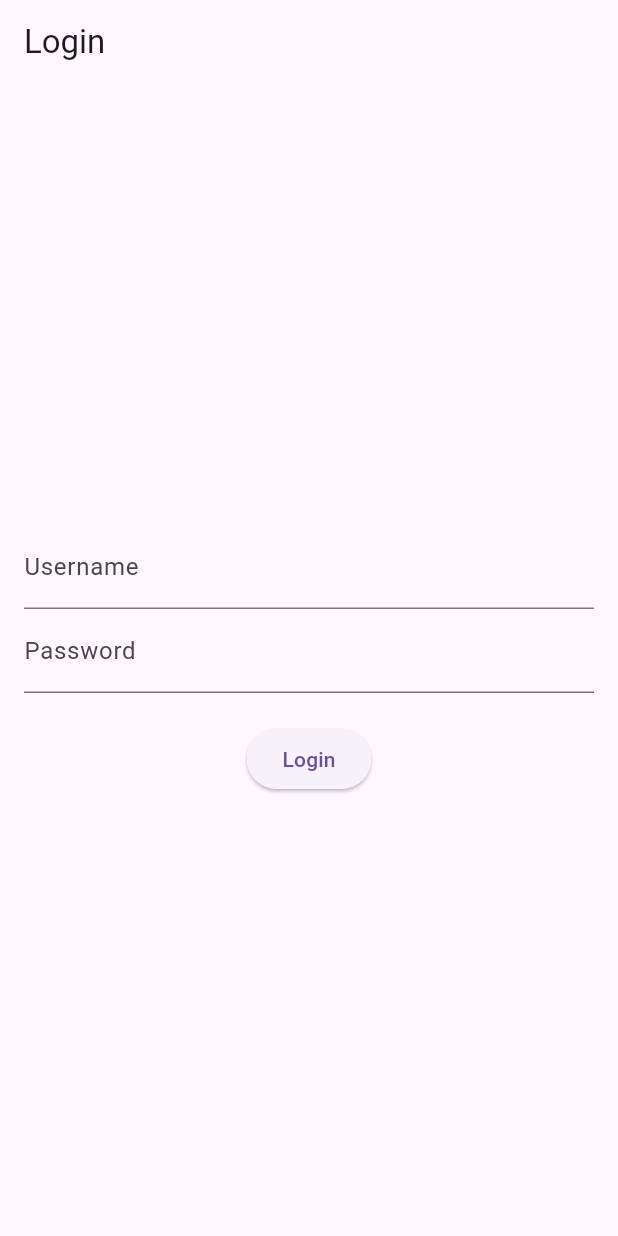
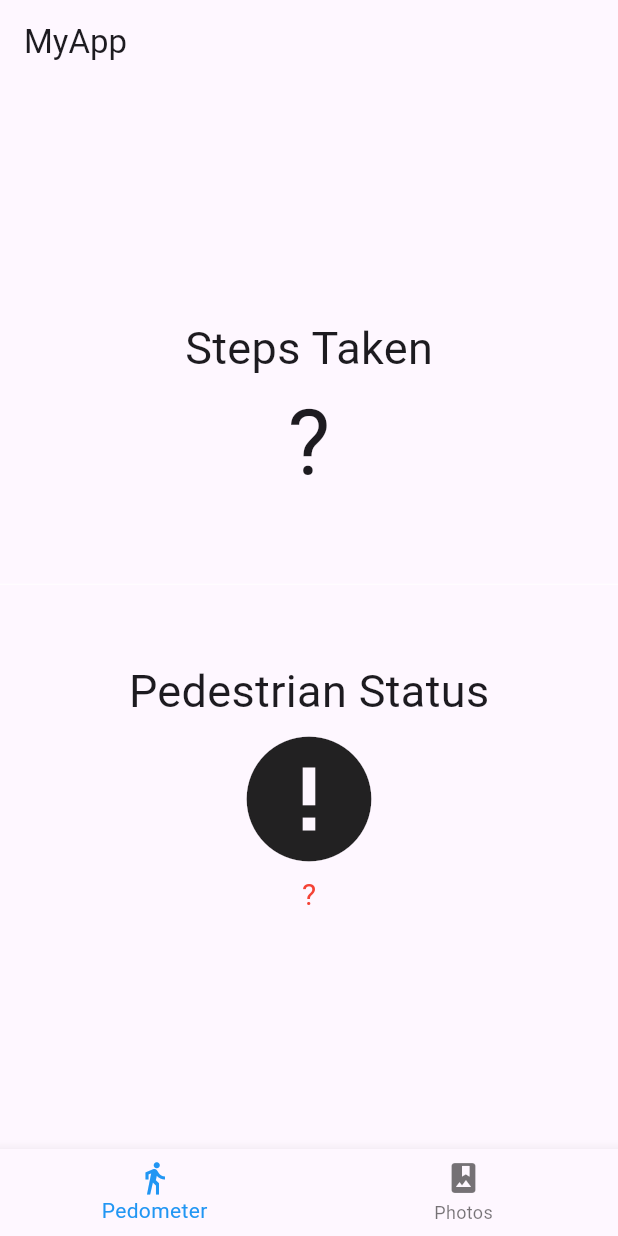
Before and after one commit to VishalVinayRam/Fitness-monitoring-system, a Flutter app: the screen it shows after launch, on a phone screen of 412 x 824 dp. Run offline on Flutter 3.47's test engine with Material 3 defaults, Android fonts, the phone set to English and light mode, and no system bars; our stand-ins replace image_picker, pedometer, shared_preferences.

Commit message:
adding step count part

```diff
--- a/lib/main.dart
+++ b/lib/main.dart
@@ -1,26 +1,148 @@
 import 'package:flutter/material.dart';
-import 'login_screen.dart';
-import 'homescreen.dart';
-import 'capture_screen.dart';
+import 'package:pedometer/pedometer.dart';
+import './homescreen.dart'; // Import the photo tab screen
 
 void main() {
-  runApp(PhotoNotesApp());
+  runApp(MyApp());
 }
 
-class PhotoNotesApp extends StatelessWidget {
+class MyApp extends StatefulWidget {
+  @override
+  _MyAppState createState() => _MyAppState();
+}
+
+class _MyAppState extends State<MyApp> {
+  late Stream<StepCount> _stepCountStream;
+  late Stream<PedestrianStatus> _pedestrianStatusStream;
+  String _status = '?', _steps = '?';
+  int _selectedIndex = 0;
+
+  @override
+  void initState() {
+    super.initState();
+    initPlatformState();
+  }
+
+  void onStepCount(StepCount event) {
+    print(event);
+    setState(() {
+      _steps = event.steps.toString();
+    });
+  }
+
+  void onPedestrianStatusChanged(PedestrianStatus event) {
+    print(event);
+    setState(() {
+      _status = event.status;
+    });
+  }
+
+  void onPedestrianStatusError(error) {
+    print('onPedestrianStatusError: $error');
+    setState(() {
+      _status = 'Pedestrian Status not available';
+    });
+    print(_status);
+  }
+
+  void onStepCountError(error) {
+    print('onStepCountError: $error');
+    setState(() {
+      _steps = 'Step Count not available';
+    });
+  }
+
+  void initPlatformState() {
+    _pedestrianStatusStream = Pedometer.pedestrianStatusStream;
+    _pedestrianStatusStream
+        .listen(onPedestrianStatusChanged)
+        .onError(onPedestrianStatusError);
+
+    _stepCountStream = Pedometer.stepCountStream;
+    _stepCountStream.listen(onStepCount).onError(onStepCountError);
+
+    if (!mounted) return;
+  }
+
+  void _onItemTapped(int index) {
+    setState(() {
+      _selectedIndex = index;
+    });
+  }
+
   @override
   Widget build(BuildContext context) {
     return MaterialApp(
-      title: 'Photo Notes',
-      theme: ThemeData(
-        primarySwatch: Colors.blue,
+      home: Scaffold(
+        appBar: AppBar(
+          title: const Text('MyApp'),
+        ),
+        body: IndexedStack(
+          index: _selectedIndex,
+          children: [
+            _buildPedometerScreen(),
+            HomeScreen(), // Add the photo tab screen here
+          ],
+        ),
+        bottomNavigationBar: BottomNavigationBar(
+          items: const <BottomNavigationBarItem>[
+            BottomNavigationBarItem(
+              icon: Icon(Icons.directions_walk),
+              label: 'Pedometer',
+            ),
+            BottomNavigationBarItem(
+              icon: Icon(Icons.photo_album),
+              label: 'Photos',
+            ),
+          ],
+          currentIndex: _selectedIndex,
+          selectedItemColor: Colors.blue,
+          onTap: _onItemTapped,
+        ),
       ),
-      initialRoute: '/',
-      routes: {
-        '/': (context) => LoginScreen(),
-        '/home': (context) => HomeScreen(),
-        '/capture': (context) => CaptureScreen(),
-      },
+    );
+  }
+
+  Widget _buildPedometerScreen() {
+    return Center(
+      child: Column(
+        mainAxisAlignment: MainAxisAlignment.center,
+        children: <Widget>[
+          Text(
+            'Steps Taken',
+            style: TextStyle(fontSize: 30),
+          ),
+          Text(
+            _steps,
+            style: TextStyle(fontSize: 60),
+          ),
+          Divider(
+            height: 100,
+            thickness: 0,
+            color: Colors.white,
+          ),
+          Text(
+            'Pedestrian Status',
+            style: TextStyle(fontSize: 30),
+          ),
+          Icon(
+            _status == 'walking'
+                ? Icons.directions_walk
+                : _status == 'stopped'
+                    ? Icons.accessibility_new
+                    : Icons.error,
+            size: 100,
+          ),
+          Center(
+            child: Text(
+              _status,
+              style: _status == 'walking' || _status == 'stopped'
+                  ? TextStyle(fontSize: 30)
+                  : TextStyle(fontSize: 20, color: Colors.red),
+            ),
+          )
+        ],
+      ),
     );
   }
 }
--- /dev/null
+++ b/lib/stepscounter.dart
@@ -0,0 +1,121 @@
+import 'package:flutter/material.dart';
+import 'dart:async';
+
+import 'package:pedometer/pedometer.dart';
+
+String formatDate(DateTime d) {
+  return d.toString().substring(0, 19);
+}
+
+void main() {
+  runApp(MyApp());
+}
+
+class MyApp extends StatefulWidget {
+  @override
+  _MyAppState createState() => _MyAppState();
+}
+
+class _MyAppState extends State<MyApp> {
+  late Stream<StepCount> _stepCountStream;
+  late Stream<PedestrianStatus> _pedestrianStatusStream;
+  String _status = '?', _steps = '?';
+
+  @override
+  void initState() {
+    super.initState();
+    initPlatformState();
+  }
+
+  void onStepCount(StepCount event) {
+    print(event);
+    setState(() {
+      _steps = event.steps.toString();
+    });
+  }
+
+  void onPedestrianStatusChanged(PedestrianStatus event) {
+    print(event);
+    setState(() {
+      _status = event.status;
+    });
+  }
+
+  void onPedestrianStatusError(error) {
+    print('onPedestrianStatusError: $error');
+    setState(() {
+      _status = 'Pedestrian Status not available';
+    });
+    print(_status);
+  }
+
+  void onStepCountError(error) {
+    print('onStepCountError: $error');
+    setState(() {
+      _steps = 'Step Count not available';
+    });
+  }
+
+  void initPlatformState() {
+    _pedestrianStatusStream = Pedometer.pedestrianStatusStream;
+    _pedestrianStatusStream
+        .listen(onPedestrianStatusChanged)
+        .onError(onPedestrianStatusError);
+
+    _stepCountStream = Pedometer.stepCountStream;
+    _stepCountStream.listen(onStepCount).onError(onStepCountError);
+
+    if (!mounted) return;
+  }
+
+  @override
+  Widget build(BuildContext context) {
+    return MaterialApp(
+      home: Scaffold(
+        appBar: AppBar(
+          title: const Text('Pedometer Example'),
+        ),
+        body: Center(
+          child: Column(
+            mainAxisAlignment: MainAxisAlignment.center,
+            children: <Widget>[
+              Text(
+                'Steps Taken',
+                style: TextStyle(fontSize: 30),
+              ),
+              Text(
+                _steps,
+                style: TextStyle(fontSize: 60),
+              ),
+              Divider(
+                height: 100,
+                thickness: 0,
+                color: Colors.white,
+              ),
+              Text(
+                'Pedestrian Status',
+                style: TextStyle(fontSize: 30),
+              ),
+              Icon(
+                _status == 'walking'
+                    ? Icons.directions_walk
+                    : _status == 'stopped'
+                        ? Icons.accessibility_new
+                        : Icons.error,
+                size: 100,
+              ),
+              Center(
+                child: Text(
+                  _status,
+                  style: _status == 'walking' || _status == 'stopped'
+                      ? TextStyle(fontSize: 30)
+                      : TextStyle(fontSize: 20, color: Colors.red),
+                ),
+              )
+            ],
+          ),
+        ),
+      ),
+    );
+  }
+}
--- a/pubspec.yaml
+++ b/pubspec.yaml
@@ -40,6 +40,7 @@ dependencies:
   json_annotation: ^4.9.0
   build_runner: ^2.1.5
   json_serializable: ^6.1.5
+  pedometer: ^4.0.1
 
 dev_dependencies:
   flutter_test:
```
Also changed, not shown: pubspec.lock, 1 other file.
